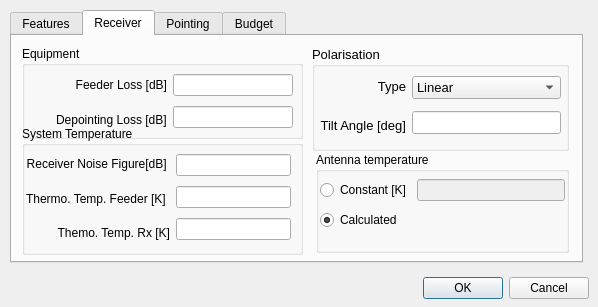
First picture: the form in sta-src/Payloads/receiverPayloadDialog.ui, repository Dwarf-Planet-Project/SpaceDesignTool, before the edit.
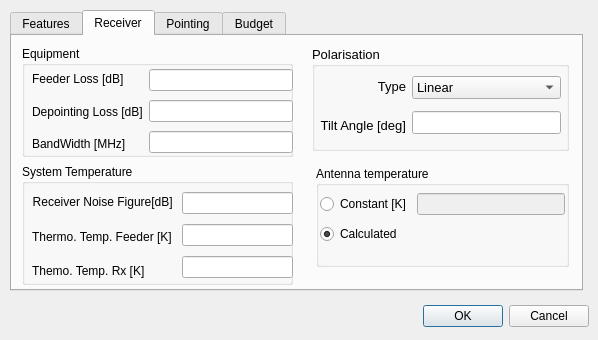
Second picture: the form after the edit. The open tabs and pages were chosen to show the change.

Commit message: It is almost everything of the Coverage Module. Some tiny things left.

What changed in the file:
```diff
--- a/sta-src/Payloads/receiverPayloadDialog.ui
+++ b/sta-src/Payloads/receiverPayloadDialog.ui
@@ -7,19 +7,19 @@
     <x>0</x>
     <y>0</y>
     <width>598</width>
-    <height>307</height>
+    <height>340</height>
    </rect>
   </property>
   <property name="minimumSize">
    <size>
     <width>598</width>
-    <height>307</height>
+    <height>340</height>
    </size>
   </property>
   <property name="maximumSize">
    <size>
     <width>598</width>
-    <height>307</height>
+    <height>340</height>
    </size>
   </property>
   <property name="sizeIncrement">
@@ -35,7 +35,7 @@
    <property name="geometry">
     <rect>
      <x>248</x>
-     <y>272</y>
+     <y>300</y>
      <width>341</width>
      <height>32</height>
     </rect>
@@ -53,7 +53,7 @@
      <x>10</x>
      <y>10</y>
      <width>573</width>
-     <height>253</height>
+     <height>281</height>
     </rect>
    </property>
    <property name="currentIndex">
@@ -339,9 +339,9 @@
      <property name="geometry">
       <rect>
        <x>10</x>
-       <y>90</y>
-       <width>281</width>
-       <height>129</height>
+       <y>128</y>
+       <width>271</width>
+       <height>121</height>
       </rect>
      </property>
      <property name="title">
@@ -350,9 +350,9 @@
      <widget class="QWidget" name="layoutWidget">
       <property name="geometry">
        <rect>
-        <x>4</x>
+        <x>10</x>
         <y>24</y>
-        <width>265</width>
+        <width>261</width>
         <height>97</height>
        </rect>
       </property>
@@ -382,7 +382,7 @@
             <string>Themo. Temp. Rx [K]</string>
            </property>
            <property name="alignment">
-            <set>Qt::AlignRight|Qt::AlignTrailing|Qt::AlignVCenter</set>
+            <set>Qt::AlignLeading|Qt::AlignLeft|Qt::AlignVCenter</set>
            </property>
           </widget>
          </item>
@@ -430,8 +430,8 @@
       <rect>
        <x>10</x>
        <y>10</y>
-       <width>281</width>
-       <height>93</height>
+       <width>271</width>
+       <height>111</height>
       </rect>
      </property>
      <property name="title">
@@ -440,10 +440,10 @@
      <widget class="QWidget" name="layoutWidget">
       <property name="geometry">
        <rect>
-        <x>34</x>
-        <y>24</y>
-        <width>237</width>
-        <height>64</height>
+        <x>10</x>
+        <y>20</y>
+        <width>261</width>
+        <height>91</height>
        </rect>
       </property>
       <layout class="QHBoxLayout" name="horizontalLayout_5">
@@ -455,7 +455,7 @@
             <string>Feeder Loss [dB]</string>
            </property>
            <property name="alignment">
-            <set>Qt::AlignRight|Qt::AlignTrailing|Qt::AlignVCenter</set>
+            <set>Qt::AlignLeading|Qt::AlignLeft|Qt::AlignVCenter</set>
            </property>
           </widget>
          </item>
@@ -466,12 +466,22 @@
            </property>
           </widget>
          </item>
+         <item>
+          <widget class="QLabel" name="BandWidthLabel">
+           <property name="text">
+            <string>BandWidth [MHz]</string>
+           </property>
+          </widget>
+         </item>
         </layout>
        </item>
        <item>
         <layout class="QVBoxLayout" name="verticalLayout_7">
          <item>
           <widget class="QLineEdit" name="RxFeederLossLineEdit">
+           <property name="text">
+            <string/>
+           </property>
            <property name="alignment">
             <set>Qt::AlignRight|Qt::AlignTrailing|Qt::AlignVCenter</set>
            </property>
@@ -484,6 +494,13 @@
            </property>
           </widget>
          </item>
+         <item>
+          <widget class="QLineEdit" name="BandWidthLineEdit">
+           <property name="alignment">
+            <set>Qt::AlignRight|Qt::AlignTrailing|Qt::AlignVCenter</set>
+           </property>
+          </widget>
+         </item>
         </layout>
        </item>
       </layout>
@@ -493,7 +510,7 @@
      <property name="geometry">
       <rect>
        <x>304</x>
-       <y>116</y>
+       <y>130</y>
        <width>253</width>
        <height>101</height>
       </rect>
```
Left out of the diff: 8 changed lines with no effect on the pictures. The commit also changes 26 other files.
